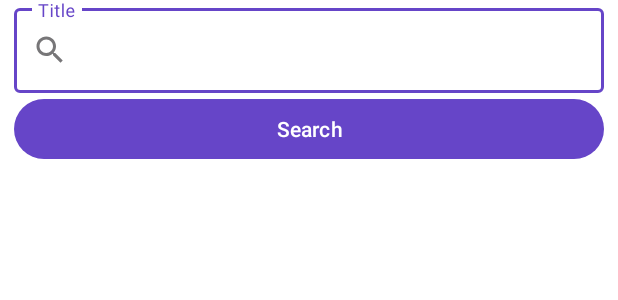
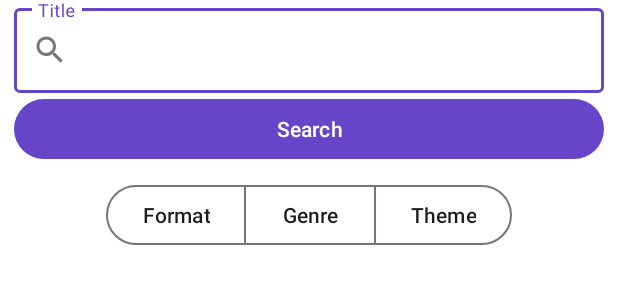
Before and after one commit to vk1cd314/Tsundoku, an Android app: the layout search_backdrop_back_layout.xml on its own in the app's theme, with its tools: preview values and no code run, on a phone screen of 412 x 824 dp. Shown: the top 300 px of the screen. Run offline under Robolectric (Android 15) with nearby library versions, the phone set to English and light mode, and no system bars; network calls fail.

Commit message:
toggle buttton on chips

```diff
--- a/app/src/main/java/com/tsunderead/tsundoku/manga_card_cell/CardCellViewHolder.kt
+++ b/app/src/main/java/com/tsunderead/tsundoku/manga_card_cell/CardCellViewHolder.kt
@@ -19,7 +19,7 @@ import kotlinx.coroutines.launch
 
 class CardCellViewHolder(private val cardCellBinding: CardCellBinding) : RecyclerView.ViewHolder(cardCellBinding.root){
     fun bindBook(book: Manga, cardCellViewHolder: CardCellViewHolder){
-        Log.d("CardCellViewHolder", book.cover)
+//        Log.d("CardCellViewHolder", book.cover)
         Glide.with(cardCellViewHolder.itemView.context).load(book.cover).placeholder(R.drawable.placeholder).into(cardCellBinding.mangacover)
         doAfter(book, cardCellViewHolder)
         cardCellBinding.title.text = book.title
--- a/app/src/main/res/layout/search_backdrop_back_layout.xml
+++ b/app/src/main/res/layout/search_backdrop_back_layout.xml
@@ -41,21 +41,58 @@
         android:layout_width="match_parent"
         android:layout_height="match_parent">
 
-        <LinearLayout
+        <androidx.constraintlayout.widget.ConstraintLayout
             android:layout_width="match_parent"
             android:layout_height="wrap_content"
             android:orientation="vertical"
+            android:paddingTop="9dp"
             android:paddingStart="9dp"
             android:paddingEnd="9dp">
+
+
+            <com.google.android.material.button.MaterialButtonToggleGroup
+                android:id="@+id/tagToggleButtons"
+                android:layout_width="wrap_content"
+                android:layout_height="wrap_content"
+                app:layout_constraintEnd_toEndOf="parent"
+                app:layout_constraintStart_toStartOf="parent"
+                app:layout_constraintTop_toTopOf="parent"
+                app:singleSelection="true">
+
+                <Button
+                    android:id="@+id/tagToggleFormat"
+                    style="?attr/materialButtonOutlinedStyle"
+                    android:layout_width="wrap_content"
+                    android:layout_height="wrap_content"
+                    android:text="Format" />
+
+                <Button
+                    android:id="@+id/tagToggleGenre"
+                    style="?attr/materialButtonOutlinedStyle"
+                    android:layout_width="wrap_content"
+                    android:layout_height="wrap_content"
+                    android:text="Genre" />
+
+                <Button
+                    android:id="@+id/tagToggleTheme"
+                    style="?attr/materialButtonOutlinedStyle"
+                    android:layout_width="wrap_content"
+                    android:layout_height="wrap_content"
+                    android:text="Theme" />
+
+            </com.google.android.material.button.MaterialButtonToggleGroup>
 
             <com.google.android.material.chip.ChipGroup
                 android:id="@+id/chip_group_genre"
                 style="@style/Widget.MaterialComponents.Chip.Choice"
                 android:layout_width="wrap_content"
                 android:layout_height="wrap_content"
-                android:checked="true">
-            </com.google.android.material.chip.ChipGroup>
-        </LinearLayout>
+                android:checked="true"
+                app:layout_constraintEnd_toEndOf="parent"
+                app:layout_constraintStart_toStartOf="parent"
+                app:layout_constraintTop_toBottomOf="@+id/tagToggleButtons" />
+
+        </androidx.constraintlayout.widget.ConstraintLayout>
     </ScrollView>
 
 </LinearLayout>
```
Also changed, not shown: app/src/main/java/com/tsunderead/tsundoku/ConstData.kt (+8 -0 lines), app/src/main/java/com/tsunderead/tsundoku/main/Search.kt (+43 -7 lines).
